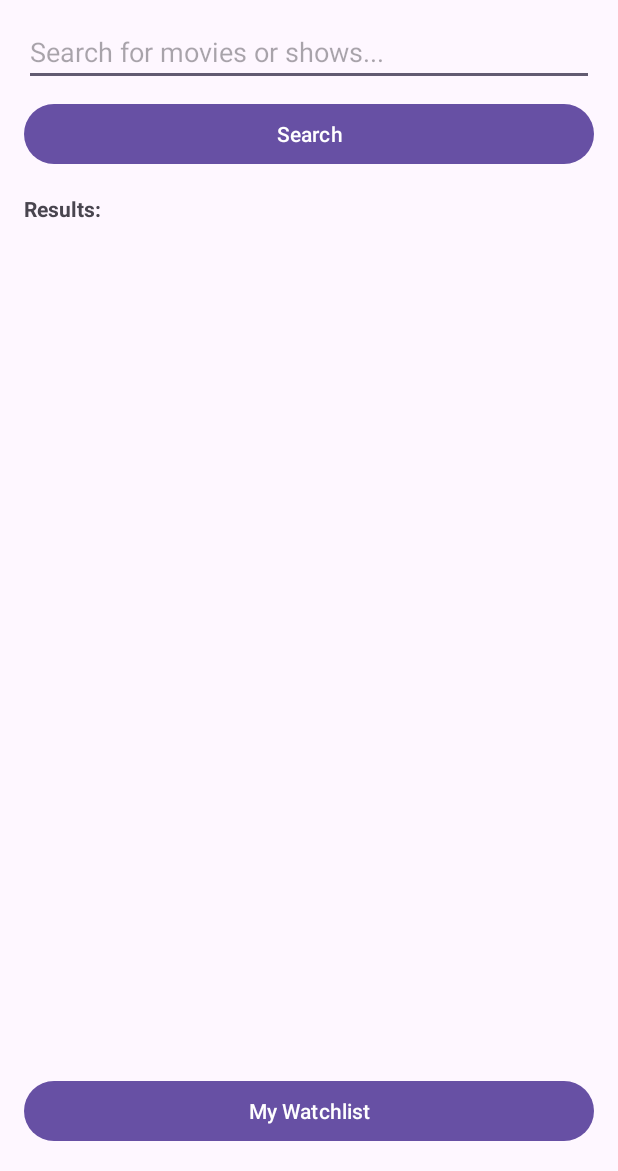
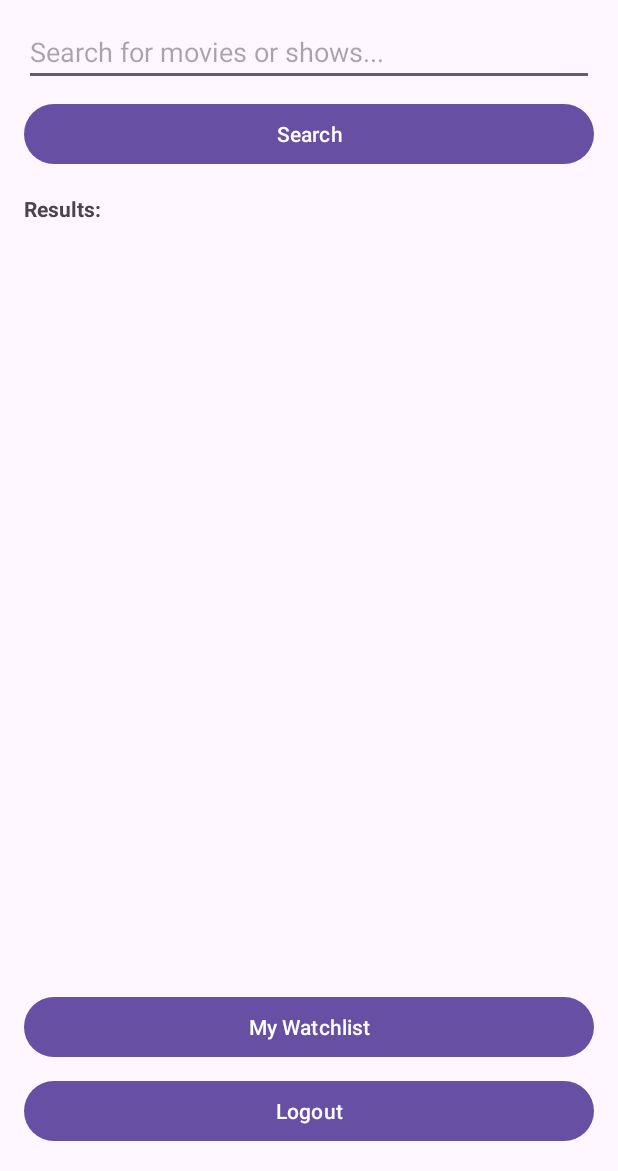
Before and after one commit to Ricardo1240842/DDSMV_ProjectDroid_1240842_1241270, an Android app: the screen it shows after launch once a user with an empty profile is signed in (MainActivity), on a phone screen of 412 x 824 dp, the part 65-1236 px from its top. Run offline under Robolectric (Android 15) with nearby library versions, the phone set to English and light mode, and no system bars; our stand-ins replace Firebase (no records; nobody signed in at launch, a user with empty details on screens opened directly).

Commit message:
watchlist permission fix
em processo o fix

```diff
--- a/MovieWatchlist/app/src/main/java/com/example/moviewatchlist/MainActivity.java
+++ b/MovieWatchlist/app/src/main/java/com/example/moviewatchlist/MainActivity.java
@@ -1,9 +1,11 @@
 package com.example.moviewatchlist;
 
+import android.content.Intent;
 import android.os.Bundle;
 import android.util.Log;
 import android.widget.*;
 import androidx.appcompat.app.AppCompatActivity;
+
 import com.google.firebase.auth.FirebaseAuth;
 import com.google.firebase.firestore.FirebaseFirestore;
 import com.google.firebase.firestore.FieldValue;
@@ -19,7 +21,7 @@ public class MainActivity extends AppCompatActivity {
 
     private OkHttpClient client = new OkHttpClient();
     private EditText searchField;
-    private Button searchButton;
+    private Button searchButton, logoutButton, watchlistButton;
     private ListView resultsList;
     private ArrayAdapter<String> adapter;
     private ArrayList<String> movieTitles = new ArrayList<>();
@@ -36,14 +38,25 @@ public class MainActivity extends AppCompatActivity {
         db = FirebaseFirestore.getInstance();
         auth = FirebaseAuth.getInstance();
 
+        // UI elements
         searchField = findViewById(R.id.searchField);
         searchButton = findViewById(R.id.searchButton);
         resultsList = findViewById(R.id.resultsList);
+        logoutButton = findViewById(R.id.logoutButton);
+        watchlistButton = findViewById(R.id.watchlistButton);
 
         adapter = new ArrayAdapter<>(this, android.R.layout.simple_list_item_1, movieTitles);
         resultsList.setAdapter(adapter);
 
-        // procurar filmes
+        // Redirect to login if not logged in
+        if (auth.getCurrentUser() == null) {
+            Toast.makeText(this, "Please log in first", Toast.LENGTH_SHORT).show();
+            startActivity(new Intent(this, LoginActivity.class));
+            finish();
+            return;
+        }
+
+        // Search for movies
         searchButton.setOnClickListener(v -> {
             String query = searchField.getText().toString().trim();
             if (!query.isEmpty()) {
@@ -51,14 +64,26 @@ public class MainActivity extends AppCompatActivity {
             }
         });
 
-        // adicionar a watchlist quando se pesquisa
+        // Add to watchlist when user clicks a movie
         resultsList.setOnItemClickListener((parent, view, position, id) -> {
             String title = movieTitles.get(position);
             addToWatchlist(title);
         });
+
+        // Logout button
+        logoutButton.setOnClickListener(v -> {
+            auth.signOut();
+            startActivity(new Intent(this, LoginActivity.class));
+            finish();
+        });
+
+        // Watchlist button (to open watchlist activity)
+        watchlistButton.setOnClickListener(v -> {
+            startActivity(new Intent(this, WatchlistActivity.class));
+        });
     }
 
-    //  API
+    // Search movies from TMDB API
     private void searchMovies(String query) {
         String url = "https://api.themoviedb.org/3/search/movie?api_key=" + apiKey + "&query=" + query;
 
@@ -80,7 +105,7 @@ public class MainActivity extends AppCompatActivity {
         });
     }
 
-    // JSON requests
+    // Parse JSON and update list
     private void parseMovieResults(String json) {
         movieTitles.clear();
         try {
@@ -99,7 +124,7 @@ public class MainActivity extends AppCompatActivity {
         }
     }
 
-    //  adicionar um filme selecionado a watchlist
+    // Add movie to Firestore watchlist
     private void addToWatchlist(String title) {
         if (auth.getCurrentUser() == null) {
             Toast.makeText(this, "Please log in first", Toast.LENGTH_SHORT).show();
--- a/MovieWatchlist/app/src/main/res/layout/activity_main.xml
+++ b/MovieWatchlist/app/src/main/res/layout/activity_main.xml
@@ -45,10 +45,17 @@
             android:layout_weight="1" />
 
     <Button
-            android:id="@+id/myWatchlistButton"
+            android:id="@+id/watchlistButton"
             android:text="My Watchlist"
             android:layout_width="match_parent"
             android:layout_height="wrap_content"
             android:layout_marginTop="8dp" />
 
+    <Button
+            android:id="@+id/logoutButton"
+            android:text="Logout"
+            android:layout_width="match_parent"
+            android:layout_height="wrap_content"
+            android:layout_marginTop="8dp" />
+
 </LinearLayout>
```
Also changed, not shown: MovieWatchlist/app/src/main/java/com/example/moviewatchlist/WatchlistActivity.java (added, +56 -0 lines), MovieWatchlist/app/src/main/res/layout/activity_watchlist.xml (added, +10 -0 lines), 1 other file.
